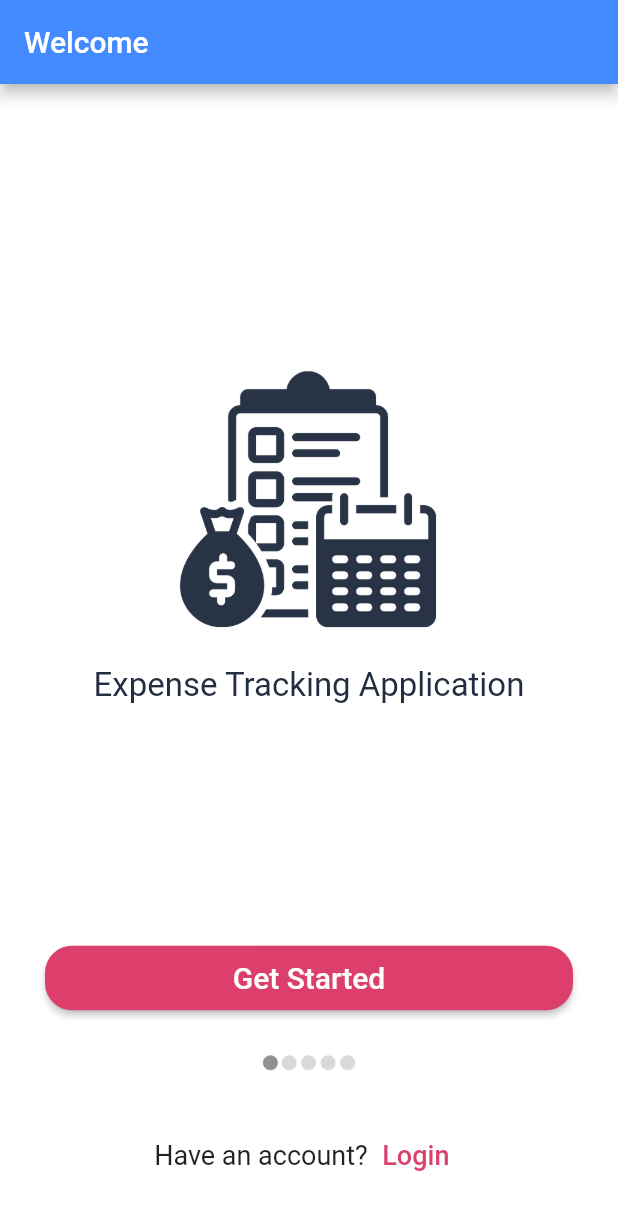
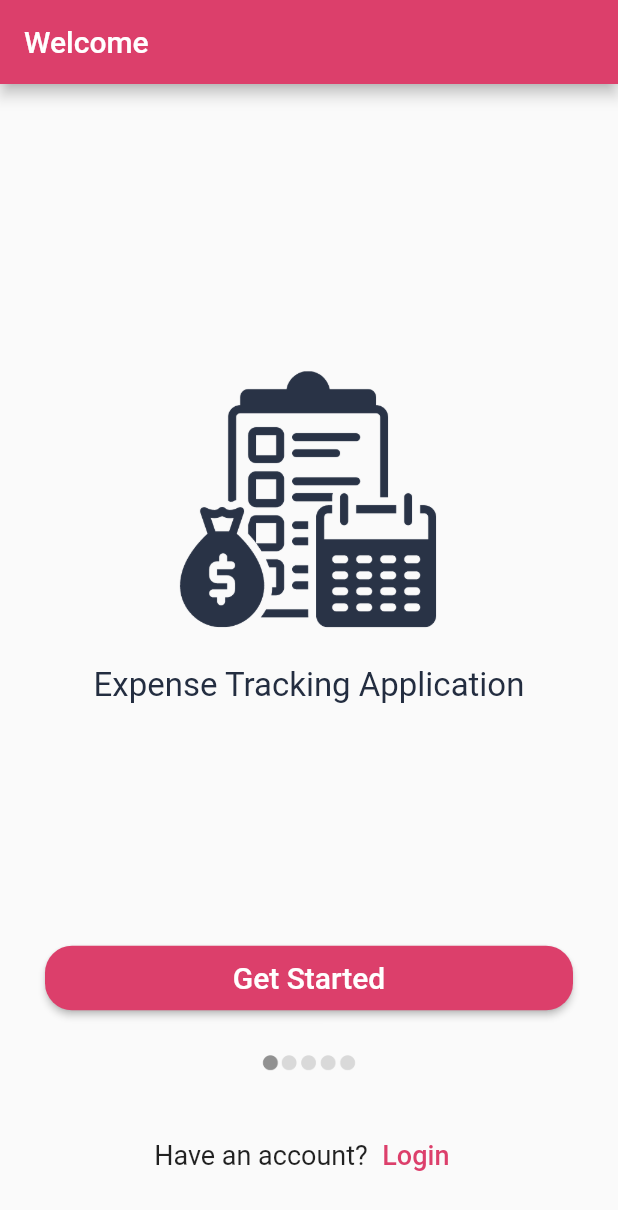
Before and after one commit to bikraj2/Kharcha, a Flutter app: the screen it shows after launch, on a phone screen of 412 x 824 dp. Shown: the top 1210 px of the screen. Run offline on Flutter 3.47's test engine with Material 2 defaults, Android fonts, the phone set to English and light mode, and no system bars; our stand-ins replace dio, fluttertoast.

Commit message:
added some files

```diff
--- a/lib/main.dart
+++ b/lib/main.dart
@@ -1,5 +1,6 @@
 import 'package:demo2/screens/get_started_screen.dart';
 import 'package:demo2/services/authservices.dart';
+import 'package:demo2/theme/theme.dart';
 import 'package:flutter/material.dart';
 import 'package:fluttertoast/fluttertoast.dart';
 
@@ -18,7 +19,7 @@ class MyApp extends StatelessWidget {
       home: Scaffold(
         appBar: AppBar(
           title: const Text(_title),
-          backgroundColor: Colors.blueAccent,
+          backgroundColor: AppTheme.colors.basecolor,
         ),
         body: const GetStartedScreen(),
       ),
--- a/lib/screens/get_started_screen.dart
+++ b/lib/screens/get_started_screen.dart
@@ -1,4 +1,7 @@
 import 'package:flutter/material.dart';
+import 'package:demo2/theme/color.dart';
+import 'package:demo2/theme/theme.dart';
+
 import 'second_screen.dart';
 import 'login_screen.dart';
 
@@ -9,7 +12,7 @@ class GetStartedScreen extends StatelessWidget {
   Widget build(BuildContext context) {
     return Scaffold(
         body: Container(
-            color: Colors.white,
+            color: AppTheme.colors.tertiarycolor,
             child: Padding(
               padding: const EdgeInsets.all(30),
               child: Column(
@@ -58,7 +61,7 @@ class GetStartedScreen extends StatelessWidget {
                                   RoundedRectangleBorder(
                                       borderRadius: BorderRadius.circular(18))),
                           backgroundColor: MaterialStateProperty.all(
-                              const Color.fromARGB(255, 220, 63, 107)),
+                              AppTheme.colors.basecolor),
                         ),
                         child: const Text(
                           'Get Started',
--- a/lib/screens/sign_up.dart
+++ b/lib/screens/sign_up.dart
@@ -1,6 +1,8 @@
 import 'package:demo2/services/authservices.dart';
 import 'package:dio/dio.dart';
 import 'package:flutter/material.dart';
+
+import '../theme/theme.dart';
 
 class SignUp extends StatefulWidget {
   const SignUp({Key? key}) : super(key: key);
@@ -23,7 +25,7 @@ class _SignUpState extends State<SignUp> {
   Widget build(BuildContext context) {
     return Scaffold(
       appBar: AppBar(
-        backgroundColor: const Color.fromARGB(255, 35, 45, 64),
+        backgroundColor: AppTheme.colors.tertiarycolor,
         // title: Text('Login'),
         elevation: 0,
         leading: IconButton(
@@ -53,7 +55,7 @@ class _SignUpState extends State<SignUp> {
               style: const TextStyle(fontSize: 18, color: Colors.black54),
               decoration: InputDecoration(
                 filled: true,
-                fillColor: Colors.white,
+                fillColor: AppTheme.colors.tertiarycolor,
                 hintText: 'Username',
                 contentPadding: const EdgeInsets.all(15),
                 focusedBorder: OutlineInputBorder(
--- /dev/null
+++ b/lib/theme/color.dart
@@ -0,0 +1,8 @@
+import 'package:flutter/material.dart';
+
+class AppColors {
+  final basecolor = const Color.fromARGB(255, 220, 63, 107);
+  final secondarycolor = const Color.fromARGB(255, 35, 45, 64);
+  final tertiarycolor = const Color.fromARGB(0, 243, 237, 237);
+  const AppColors();
+}
--- /dev/null
+++ b/lib/theme/theme.dart
@@ -0,0 +1,15 @@
+import 'package:flutter/material.dart';
+import 'color.dart';
+
+@immutable
+class AppTheme {
+  static const colors = AppColors();
+  const AppTheme._();
+  static ThemeData define() {
+    return ThemeData(
+      fontFamily: 'SFRegular',
+      primaryColor: AppTheme.colors.basecolor,
+      secondaryHeaderColor: AppTheme.colors.secondarycolor,
+    );
+  }
+}
```
Also changed, not shown: pubspec.yaml (+5 -10 lines), fonts/OpenSans.ttf (added), 3 other files.
